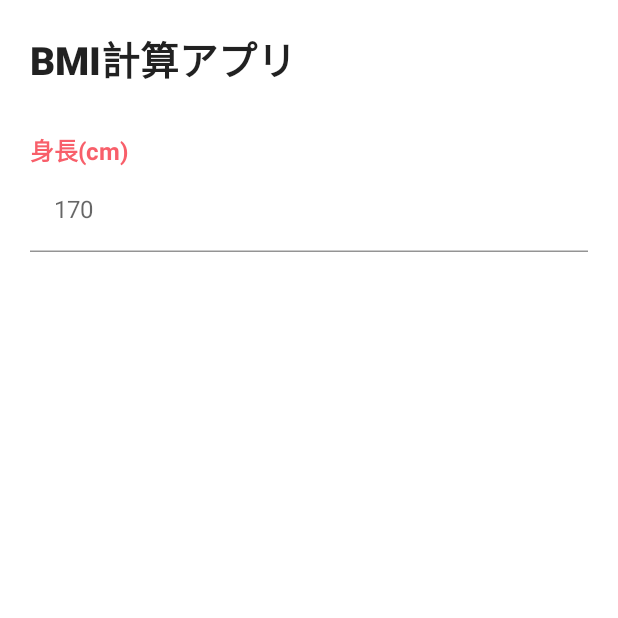
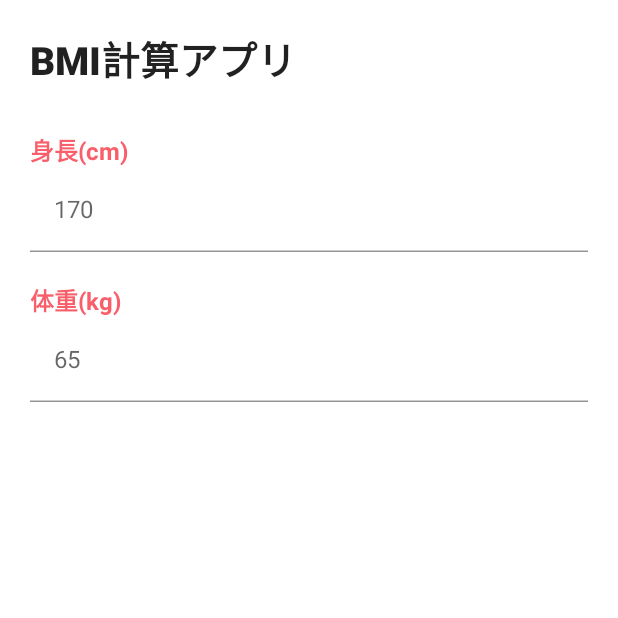
Before and after one commit to masato1230/udemy_JetBMICalculator, an Android app built with Jetpack Compose: the screen it shows after launch (MainActivity), on a phone screen of 412 x 824 dp, the top half of it. Run offline under Robolectric (Android 15) with nearby library versions, the phone set to English and light mode, and no system bars.

Commit message:
5_add_weight_text_field

```diff
--- a/app/src/main/java/com/example/jetbmicalculator/MainActivity.kt
+++ b/app/src/main/java/com/example/jetbmicalculator/MainActivity.kt
@@ -39,21 +39,20 @@ class MainActivity : ComponentActivity() {
                         Spacer(modifier = Modifier.height(30.dp))
 
                         // 身長
-                        Text(
-                            text = "身長(cm)",
-                            color = Color(0xFFF85F6A),
-                            fontWeight = FontWeight.Bold,
-                        )
-                        TextField(
-                            modifier = Modifier.fillMaxWidth(),
+                        PinkLabeledTextField(
                             value = "",
                             onValueChange = {},
-                            colors = TextFieldDefaults.textFieldColors(
-                                backgroundColor = Color.Transparent
-                            ),
-                            placeholder = { Text(text = "170") },
-                            keyboardOptions = KeyboardOptions(keyboardType = KeyboardType.Number),
-                            singleLine = true,
+                            label = "身長(cm)",
+                            placeholder = "170",
+                        )
+                        Spacer(modifier = Modifier.height(20.dp))
+
+                        // 体重
+                        PinkLabeledTextField(
+                            value = "",
+                            onValueChange = {},
+                            label = "体重(kg)",
+                            placeholder = "65",
                         )
                     }
                 }
@@ -61,3 +60,30 @@ class MainActivity : ComponentActivity() {
         }
     }
 }
+
+@Composable
+fun PinkLabeledTextField(
+    value: String,
+    onValueChange: (String) -> Unit,
+    label: String,
+    placeholder: String,
+) {
+    Column {
+        Text(
+            text = label,
+            color = Color(0xFFF85F6A),
+            fontWeight = FontWeight.Bold,
+        )
+        TextField(
+            modifier = Modifier.fillMaxWidth(),
+            value = value,
+            onValueChange = onValueChange,
+            colors = TextFieldDefaults.textFieldColors(
+                backgroundColor = Color.Transparent
+            ),
+            placeholder = { Text(text = placeholder) },
+            keyboardOptions = KeyboardOptions(keyboardType = KeyboardType.Number),
+            singleLine = true,
+        )
+    }
+}
```
